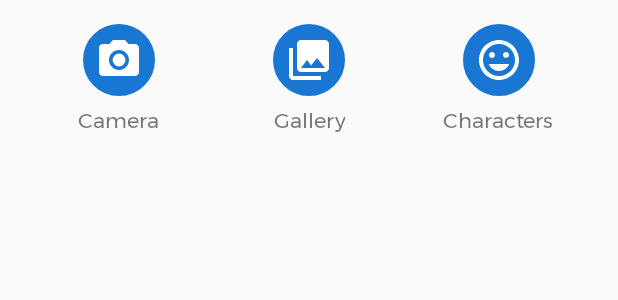
After one commit to jhonnyjester/PlayBinda, an Android app: the layout bottom_sheets.xml on its own in the app's theme, with its tools: preview values and no code run, on a phone screen of 412 x 824 dp. The commit adds this screen. Shown: the top 300 px of the screen. Run offline under Robolectric (Android 15) with nearby library versions, the phone set to English and light mode, and no system bars.

Commit message:
Initialised Bottom Sheets for Player Image Edit

```diff
--- a/app/build.gradle
+++ b/app/build.gradle
@@ -21,21 +21,20 @@ android {
 }
 
 dependencies {
-    implementation fileTree(include: ['*.jar'], dir: 'libs')
     androidTestImplementation('com.android.support.test.espresso:espresso-core:2.2.2', {
         exclude group: 'com.android.support', module: 'support-annotations'
     })
+    testImplementation 'junit:junit:4.12'
     implementation 'com.android.support.constraint:constraint-layout:1.0.2'
-    testImplementation 'junit:junit:4.12'
     implementation 'de.hdodenhof:circleimageview:2.1.0'
     implementation 'com.android.support:design:27.0.2'
     implementation 'com.android.support:cardview-v7:27.0.2'
     implementation 'com.android.support:recyclerview-v7:27.0.2'
     implementation 'com.android.support:appcompat-v7:27.0.2'
     implementation 'com.google.android.gms:play-services-nearby:11.8.0'
-
     implementation 'com.afollestad.material-dialogs:core:0.9.0.1'
     implementation 'com.github.bumptech.glide:glide:4.5.0'
     implementation 'com.google.code.gson:gson:2.8.2'
     annotationProcessor 'com.github.bumptech.glide:compiler:4.5.0'
+
 }
--- a/app/src/main/java/com/jhony/jester/play/Activitys/SplashActivity.java
+++ b/app/src/main/java/com/jhony/jester/play/Activitys/SplashActivity.java
@@ -30,7 +30,6 @@ import static com.jhony.jester.play.Utils.Constants.HOST;
 
 public class SplashActivity extends AppCompatActivity {
 
-    public static final String TAG = "Splash Activity";
     TextView userName, currentProgress, levelUpTarget, hostGame, joinGame, userLevel;
     ProgressBar progressBar;
     ImageButton settings;
--- /dev/null
+++ b/app/src/main/res/drawable/ic_photo_camera_black_24dp.xml
@@ -0,0 +1,5 @@
+<vector android:height="48dp" android:viewportHeight="24.0"
+    android:viewportWidth="24.0" android:width="48dp" xmlns:android="http://schemas.android.com/apk/res/android">
+    <path android:fillColor="@color/white" android:pathData="M12,12m-3.2,0a3.2,3.2 0,1 1,6.4 0a3.2,3.2 0,1 1,-6.4 0"/>
+    <path android:fillColor="@color/white" android:pathData="M9,2L7.17,4L4,4c-1.1,0 -2,0.9 -2,2v12c0,1.1 0.9,2 2,2h16c1.1,0 2,-0.9 2,-2L22,6c0,-1.1 -0.9,-2 -2,-2h-3.17L15,2L9,2zM12,17c-2.76,0 -5,-2.24 -5,-5s2.24,-5 5,-5 5,2.24 5,5 -2.24,5 -5,5z"/>
+</vector>
--- /dev/null
+++ b/app/src/main/res/drawable/ic_photo_library_black_24dp.xml
@@ -0,0 +1,9 @@
+<vector xmlns:android="http://schemas.android.com/apk/res/android"
+        android:width="48dp"
+        android:height="48dp"
+        android:viewportWidth="24.0"
+        android:viewportHeight="24.0">
+    <path
+        android:fillColor="@color/white"
+        android:pathData="M22,16L22,4c0,-1.1 -0.9,-2 -2,-2L8,2c-1.1,0 -2,0.9 -2,2v12c0,1.1 0.9,2 2,2h12c1.1,0 2,-0.9 2,-2zM11,12l2.03,2.71L16,11l4,5L8,16l3,-4zM2,6v14c0,1.1 0.9,2 2,2h14v-2L4,20L4,6L2,6z"/>
+</vector>
--- /dev/null
+++ b/app/src/main/res/drawable/ic_tag_faces_black_24dp.xml
@@ -0,0 +1,4 @@
+<vector android:height="48dp" android:viewportHeight="24.0"
+    android:viewportWidth="24.0" android:width="48dp" xmlns:android="http://schemas.android.com/apk/res/android">
+    <path android:fillColor="@color/white" android:pathData="M11.99,2C6.47,2 2,6.48 2,12s4.47,10 9.99,10C17.52,22 22,17.52 22,12S17.52,2 11.99,2zM12,20c-4.42,0 -8,-3.58 -8,-8s3.58,-8 8,-8 8,3.58 8,8 -3.58,8 -8,8zM15.5,11c0.83,0 1.5,-0.67 1.5,-1.5S16.33,8 15.5,8 14,8.67 14,9.5s0.67,1.5 1.5,1.5zM8.5,11c0.83,0 1.5,-0.67 1.5,-1.5S9.33,8 8.5,8 7,8.67 7,9.5 7.67,11 8.5,11zM12,17.5c2.33,0 4.31,-1.46 5.11,-3.5L6.89,14c0.8,2.04 2.78,3.5 5.11,3.5z"/>
+</vector>
--- a/app/src/main/res/layout/activity_preferences_settings.xml
+++ b/app/src/main/res/layout/activity_preferences_settings.xml
@@ -23,6 +23,7 @@
         app:layout_constraintTop_toTopOf="parent" />
 
     <ImageButton
+        android:id="@+id/image_edit"
         android:layout_width="30dp"
         android:layout_height="30dp"
         android:layout_marginEnd="8dp"
--- /dev/null
+++ b/app/src/main/res/layout/bottom_sheets.xml
@@ -0,0 +1,132 @@
+<?xml version="1.0" encoding="utf-8"?>
+<LinearLayout xmlns:android="http://schemas.android.com/apk/res/android"
+    xmlns:app="http://schemas.android.com/apk/res-auto"
+    android:layout_width="match_parent"
+    android:layout_height="wrap_content"
+    android:orientation="vertical"
+    android:id="@+id/bottom_sheet"
+    android:padding="@dimen/activity_horizontal_margin">
+
+    <LinearLayout
+        android:layout_width="match_parent"
+        android:layout_height="wrap_content">
+
+        <LinearLayout
+            android:id="@+id/camera_layout"
+            android:layout_width="0dp"
+            android:layout_height="wrap_content"
+            android:layout_weight="1"
+            android:orientation="vertical">
+
+            <ImageView
+                android:layout_width="48dp"
+                android:layout_height="48dp"
+                android:layout_gravity="center"
+                android:background="@drawable/number_circle"
+                android:backgroundTint="@color/primary_dark"
+                android:padding="8dp"
+                android:scaleType="centerCrop"
+                app:srcCompat="@drawable/ic_photo_camera_black_24dp" />
+
+            <TextView
+                android:layout_width="wrap_content"
+                android:layout_height="wrap_content"
+                android:layout_gravity="center"
+                android:layout_marginTop="5dp"
+                android:text="Camera"
+                android:textAlignment="center" />
+        </LinearLayout>
+
+        <LinearLayout
+            android:id="@+id/gallery_layout"
+            android:layout_width="0dp"
+            android:layout_height="wrap_content"
+            android:layout_weight="1"
+            android:orientation="vertical">
+
+            <ImageView
+                android:layout_width="48dp"
+                android:layout_height="48dp"
+                android:layout_gravity="center"
+                android:background="@drawable/number_circle"
+                android:backgroundTint="@color/primary_dark"
+                android:padding="8dp"
+
+                android:scaleType="centerCrop"
+                app:srcCompat="@drawable/ic_photo_library_black_24dp" />
+
+            <TextView
+                android:layout_width="wrap_content"
+                android:layout_height="wrap_content"
+                android:layout_gravity="center"
+                android:layout_marginTop="5dp"
+                android:text="Gallery"
+                android:textAlignment="center" />
+        </LinearLayout>
+
+        <LinearLayout
+            android:id="@+id/characters_layout"
+            android:layout_width="0dp"
+            android:layout_height="wrap_content"
+            android:layout_weight="1"
+            android:orientation="vertical">
+
+            <ImageView
+                android:layout_width="48dp"
+                android:layout_height="48dp"
+                android:layout_gravity="center"
+                android:background="@drawable/number_circle"
+                android:backgroundTint="@color/primary_dark"
+                android:padding="8dp"
+                android:scaleType="centerCrop"
+                app:srcCompat="@drawable/ic_tag_faces_black_24dp" />
+
+            <TextView
+                android:layout_width="wrap_content"
+                android:layout_height="wrap_content"
+                android:layout_gravity="center"
+                android:layout_marginTop="5dp"
+                android:text="Characters"
+                android:textAlignment="center" />
+        </LinearLayout>
+    </LinearLayout>
+
+    <FrameLayout
+        android:visibility="gone"
+        android:id="@+id/camera_frame"
+        android:layout_width="match_parent"
+        android:layout_height="match_parent"
+        android:layout_marginTop="@dimen/activity_horizontal_margin">
+
+    </FrameLayout>
+
+    <FrameLayout
+        android:visibility="gone"
+        android:id="@+id/gallery_frame"
+        android:layout_width="match_parent"
+        android:layout_height="match_parent"
+        android:layout_marginTop="@dimen/activity_horizontal_margin">
+
+        <ListView
+            android:id="@+id/gallery_listview"
+            android:layout_width="match_parent"
+            android:layout_height="match_parent">
+
+        </ListView>
+
+    </FrameLayout>
+
+    <FrameLayout
+        android:id="@+id/characters_frame"
+        android:visibility="gone"
+        android:layout_width="match_parent"
+        android:layout_height="match_parent"
+        android:layout_marginTop="@dimen/activity_horizontal_margin">
+
+        <include layout="@layout/characters_main_layout" />
+
+
+    </FrameLayout>
+
+
+</LinearLayout>
--- a/app/src/main/res/values/strings.xml
+++ b/app/src/main/res/values/strings.xml
@@ -40,4 +40,7 @@
     <string name="pref_vibration_key">vib_key</string>
     <string name="pref_vibration_summary">Put vibration on or off</string>
     <string name="pref_vibration_title">Vibration</string>
+
+    <!-- TODO: Remove or change this placeholder text -->
+    <string name="hello_blank_fragment">Hello blank fragment</string>
 </resources>
```
Also changed, not shown: app/src/main/java/com/jhony/jester/play/Activitys/PreferencesSettings.java (+139 -1 lines), app/src/main/java/com/jhony/jester/play/Fragments/SheetsFragment.java (added, +30 -0 lines), app/src/main/res/layout/characters_main_layout.xml (added, +102 -0 lines).
